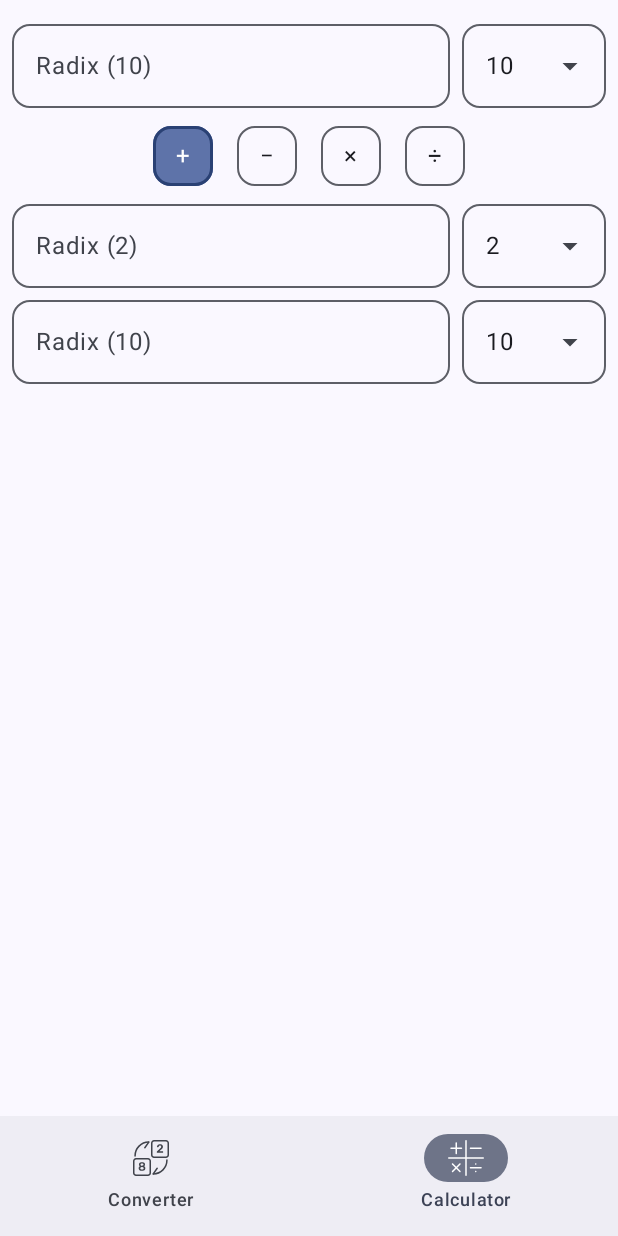
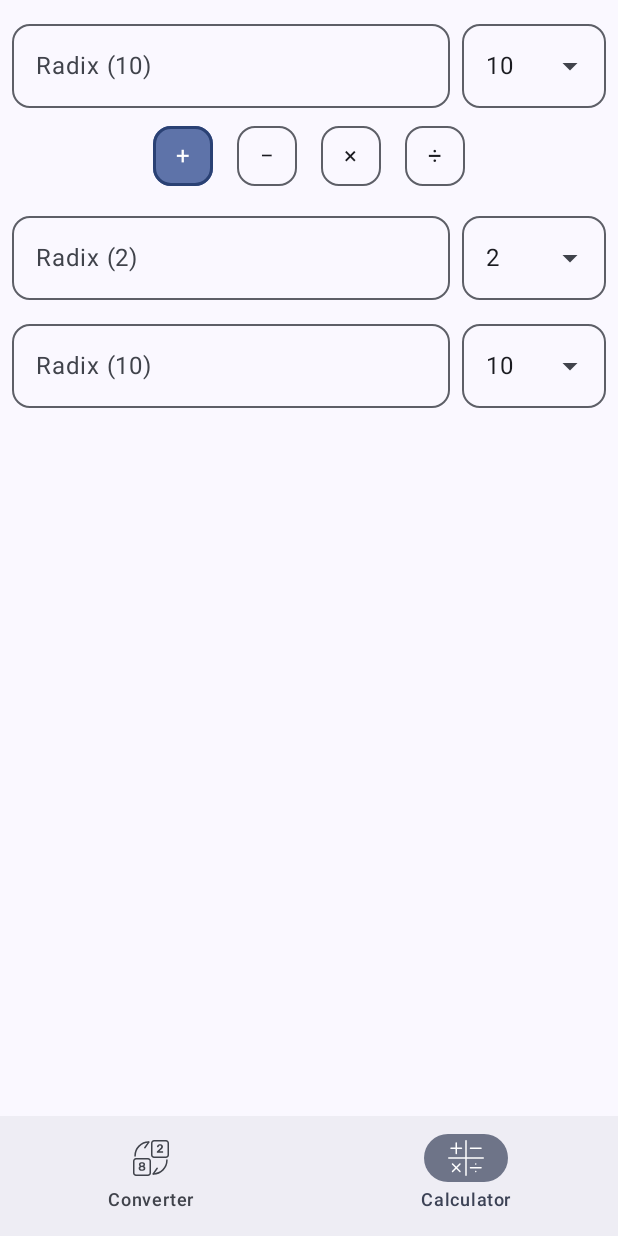
Before and after one commit to jedi1150/number-systems, an Android app built with Jetpack Compose: the CalculatorScreen screen opened through its navigation route, on a phone screen of 412 x 824 dp. Run offline under Robolectric (Android 15) with nearby library versions, the phone set to English and light mode, and no system bars; our stand-ins replace AdMob, Dagger/Hilt's generated code, accompanist; libraries missing offline, so code that uses them is left out: com.google.android.gms; 1 statement that could not run was skipped.

Commit message:
Calculator and Converter screen vertical arrangement improved

```diff
--- a/app/src/main/java/ru/sandello/binaryconverter/ui/calculator/CalculatorScreen.kt
+++ b/app/src/main/java/ru/sandello/binaryconverter/ui/calculator/CalculatorScreen.kt
@@ -39,6 +39,7 @@ fun CalculatorScreen(viewModel: CalculatorViewModel = viewModel(), mainPadding:
             end = WindowInsets.displayCutout.asPaddingValues().calculateEndPadding(LocalLayoutDirection.current) + 8.dp,
             bottom = maxOf(mainPadding.calculateBottomPadding() + 64.dp, 72.dp) + 8.dp,
         ),
+        verticalArrangement = Arrangement.spacedBy(8.dp),
     ) {
         item {
             Row(
@@ -89,9 +90,7 @@ fun CalculatorScreen(viewModel: CalculatorViewModel = viewModel(), mainPadding:
         }
         item {
             Row(
-                modifier = Modifier
-                    .fillMaxWidth()
-                    .padding(top = 8.dp),
+                modifier = Modifier.fillMaxWidth(),
                 horizontalArrangement = Arrangement.spacedBy(8.dp, Alignment.CenterHorizontally),
             ) {
                 viewModel.arithmeticOptions.forEach { arithmetic ->
--- a/app/src/main/java/ru/sandello/binaryconverter/ui/converter/ConverterScreen.kt
+++ b/app/src/main/java/ru/sandello/binaryconverter/ui/converter/ConverterScreen.kt
@@ -31,14 +31,13 @@ fun ConverterScreen(viewModel: ConverterViewModel = hiltViewModel(), mainPadding
             end = WindowInsets.displayCutout.asPaddingValues().calculateEndPadding(LocalLayoutDirection.current) + 8.dp,
             bottom = maxOf(mainPadding.calculateBottomPadding() + 64.dp, 72.dp) + 8.dp,
         ),
+        verticalArrangement = Arrangement.spacedBy(8.dp),
     ) {
         item {
             OutlinedTextField(
                 value = viewModel.numberSystem10.value.value,
                 onValueChange = { textFieldValue -> viewModel.convertFrom(NumberSystem(value = textFieldValue, radix = viewModel.numberSystem10.value.radix)) },
-                modifier = Modifier
-                    .fillMaxWidth()
-                    .padding(vertical = 4.dp),
+                modifier = Modifier.fillMaxWidth(),
                 label = { Text(stringResource(R.string.dec)) },
                 visualTransformation = OperandVisualTransformation(viewModel.numberSystem10.value.radix),
                 isError = viewModel.numberSystem10error.value,
@@ -50,9 +49,7 @@ fun ConverterScreen(viewModel: ConverterViewModel = hiltViewModel(), mainPadding
             OutlinedTextField(
                 value = viewModel.numberSystem2.value.value,
                 onValueChange = { textFieldValue -> viewModel.convertFrom(NumberSystem(value = textFieldValue, radix = viewModel.numberSystem2.value.radix)) },
-                modifier = Modifier
-                    .fillMaxWidth()
-                    .padding(vertical = 4.dp),
+                modifier = Modifier.fillMaxWidth(),
                 label = { Text(stringResource(R.string.bin)) },
                 isError = viewModel.numberSystem2error.value,
                 visualTransformation = OperandVisualTransformation(viewModel.numberSystem2.value.radix),
@@ -64,9 +61,7 @@ fun ConverterScreen(viewModel: ConverterViewModel = hiltViewModel(), mainPadding
             OutlinedTextField(
                 value = viewModel.numberSystem8.value.value,
                 onValueChange = { textFieldValue -> viewModel.convertFrom(NumberSystem(value = textFieldValue, viewModel.numberSystem8.value.radix)) },
-                modifier = Modifier
-                    .fillMaxWidth()
-                    .padding(vertical = 4.dp),
+                modifier = Modifier.fillMaxWidth(),
                 label = { Text(stringResource(R.string.oct)) },
                 isError = viewModel.numberSystem8error.value,
                 visualTransformation = OperandVisualTransformation(viewModel.numberSystem8.value.radix),
@@ -78,9 +73,7 @@ fun ConverterScreen(viewModel: ConverterViewModel = hiltViewModel(), mainPadding
             OutlinedTextField(
                 value = viewModel.numberSystem16.value.value,
                 onValueChange = { textFieldValue -> viewModel.convertFrom(NumberSystem(value = textFieldValue, radix = viewModel.numberSystem16.value.radix)) },
-                modifier = Modifier
-                    .fillMaxWidth()
-                    .padding(vertical = 4.dp),
+                modifier = Modifier.fillMaxWidth(),
                 label = { Text(stringResource(R.string.hex)) },
                 isError = viewModel.numberSystem16error.value,
                 visualTransformation = OperandVisualTransformation(viewModel.numberSystem16.value.radix),
```
